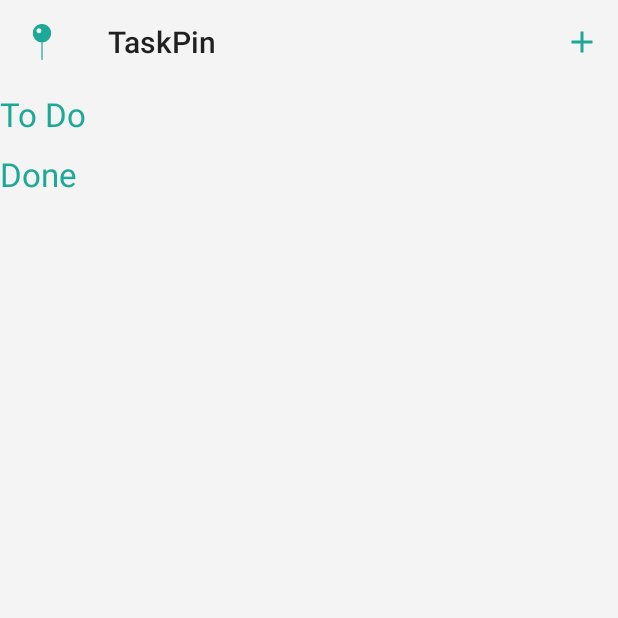
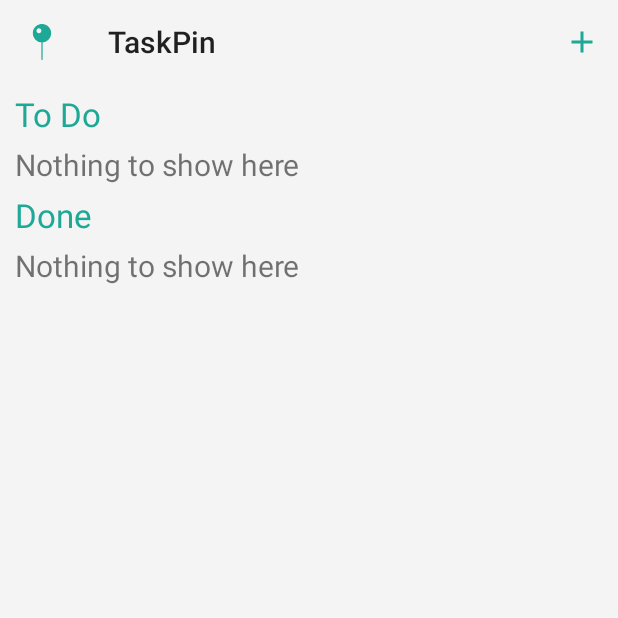
Before and after one commit to claragoncalves/TaskPin, an Android app: the screen it shows after launch (MainActivity), on a phone screen of 412 x 824 dp, the top half of it. Run offline under Robolectric (Android 15) with nearby library versions, the phone set to English and light mode, and no system bars; our stand-ins replace Room's generated code; Roboto replaces fonts that are not available here.

Commit message:
Mejoras de sections

```diff
--- a/app/src/main/java/com/cgoncalvesdev/taskpin/controller/TaskController.kt
+++ b/app/src/main/java/com/cgoncalvesdev/taskpin/controller/TaskController.kt
@@ -28,14 +28,8 @@ class TaskController {
             val sections = mutableListOf<Section>()
             val sectionToDo = Section("To Do")
             val sectionDone = Section("Done")
-            val taskList = getTasks(context)
-            for (task in taskList) {
-                if (task.isDone){
-                    sectionDone.taskList.add(task)
-                } else{
-                    sectionToDo.taskList.add(task)
-                }
-            }
+            sectionDone.taskList = TaskPinDB.getInstance(context)?.taskDBDao()?.getTasksByDone() ?: mutableListOf()
+            sectionToDo.taskList = TaskPinDB.getInstance(context)?.taskDBDao()?.getTasksByToDo() ?: mutableListOf()
             sections.add(sectionToDo)
             sections.add(sectionDone)
             return sections
--- a/app/src/main/java/com/cgoncalvesdev/taskpin/model/dao/TaskDBDao.kt
+++ b/app/src/main/java/com/cgoncalvesdev/taskpin/model/dao/TaskDBDao.kt
@@ -13,6 +13,13 @@ interface TaskDBDao{
     @Query("SELECT * FROM tasks")
     fun getTasks(): MutableList<Task>
 
+
+    @Query("SELECT * FROM tasks WHERE is_done = 1 ORDER BY scheduled_at DESC LIMIT 5")
+    fun getTasksByDone(): MutableList<Task>
+
+    @Query("SELECT * FROM tasks WHERE is_done = 0 ORDER BY scheduled_at DESC")
+    fun getTasksByToDo(): MutableList<Task>
+
     @Query("UPDATE tasks SET is_set = :isSet WHERE id = :taskId")
     fun saveTaskNotificationIsSet(taskId: Long, isSet: Boolean)
 
--- a/app/src/main/java/com/cgoncalvesdev/taskpin/model/pojo/Section.kt
+++ b/app/src/main/java/com/cgoncalvesdev/taskpin/model/pojo/Section.kt
@@ -1,5 +1,5 @@
 package com.cgoncalvesdev.taskpin.model.pojo
 
-class Section(val name: String, val taskList: MutableList<Task> = mutableListOf()){
+class Section(val name: String, var taskList: MutableList<Task> = mutableListOf()){
 
 }
--- a/app/src/main/java/com/cgoncalvesdev/taskpin/model/pojo/TaskPriority.kt
+++ b/app/src/main/java/com/cgoncalvesdev/taskpin/model/pojo/TaskPriority.kt
@@ -1,6 +1,5 @@
 package com.cgoncalvesdev.taskpin.model.pojo
 
-import android.arch.persistence.room.Entity
 
 //@Entity(tableName = "priorities")
 class TaskPriority(val name: String, val color: Int){
--- a/app/src/main/java/com/cgoncalvesdev/taskpin/view/adapters/AdapterSectionTaskList.kt
+++ b/app/src/main/java/com/cgoncalvesdev/taskpin/view/adapters/AdapterSectionTaskList.kt
@@ -32,10 +32,16 @@ class AdapterSectionTaskList(val taskTapListener: FragmentMainTaskList.TaskTapLi
         fun bindSection(section: Section, taskTapListener: FragmentMainTaskList.TaskTapListener, taskNotificationSetter: FragmentMainTaskList.TaskNotificationSetter){
             with(itemView){
                 task_list_section_title.text = section.name
-                val adapter = AdapterMainTaskList(taskTapListener, taskNotificationSetter)
-                adapter.taskList = section.taskList
-                recyclerview_section_task_list.layoutManager = LinearLayoutManager(itemView.context,LinearLayoutManager.VERTICAL, false)
-                recyclerview_section_task_list.adapter = adapter
+                if (section.taskList.size > 0) {
+                    task_list_section_nothing.visibility = View.GONE
+                    val adapter = AdapterMainTaskList(taskTapListener, taskNotificationSetter)
+                    adapter.taskList = section.taskList
+                    recyclerview_section_task_list.layoutManager = LinearLayoutManager(itemView.context, LinearLayoutManager.VERTICAL, false)
+                    recyclerview_section_task_list.adapter = adapter
+                } else {
+                    task_list_section_nothing.visibility = View.VISIBLE
+                    task_list_section_nothing.text = "Nothing to show here"
+                }
             }
         }
     }
--- a/app/src/main/res/layout/cell_section_task_list.xml
+++ b/app/src/main/res/layout/cell_section_task_list.xml
@@ -10,6 +10,7 @@
         android:layout_height="wrap_content"
         android:paddingTop="5dp"
         android:paddingBottom="5dp"
+        android:paddingLeft="10dp"
         android:text="To Do" />
 
     <android.support.v7.widget.RecyclerView
@@ -21,5 +22,14 @@
         app:layout_constraintLeft_toLeftOf="parent"
         />
 
+    <TextView style="@style/RecyclerCellTextViewTaskTitle"
+        android:layout_width="match_parent"
+        android:layout_height="wrap_content"
+        android:paddingLeft="10dp"
+        app:layout_constraintTop_toBottomOf="@id/task_list_section_title"
+        app:layout_constraintRight_toRightOf="parent"
+        app:layout_constraintLeft_toLeftOf="parent"
+        android:id="@+id/task_list_section_nothing"
+        />
 
 </android.support.constraint.ConstraintLayout>
```
Also changed, not shown: app/src/main/java/com/cgoncalvesdev/taskpin/view/fragments/FragmentMainTaskList.kt (line endings or trailing spaces).
